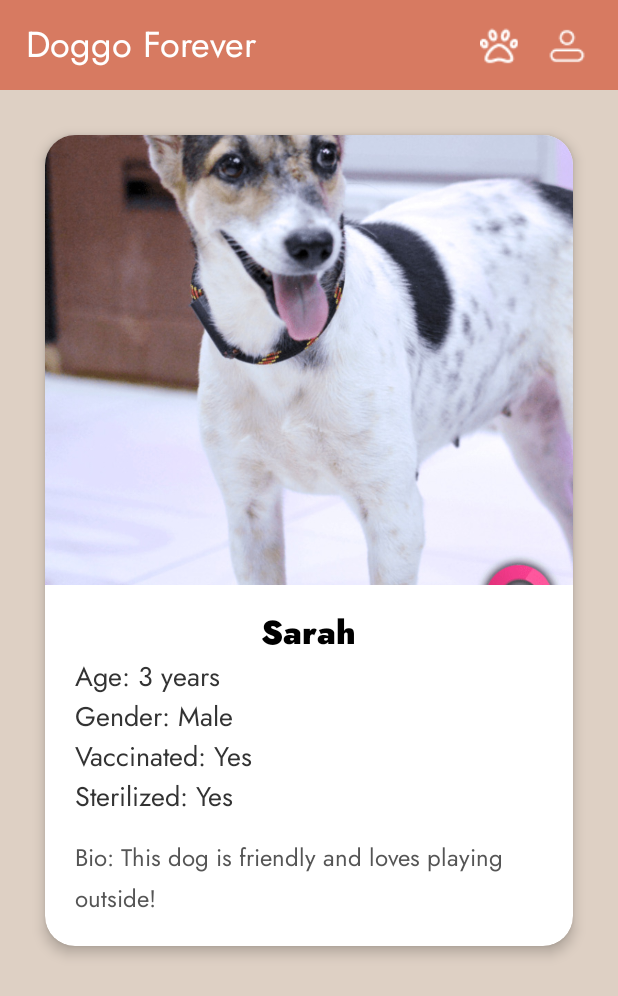
After one commit to rjventu/ITS181-3_Dog-Adoption-App, an Android app: the layout dog_profile_page.xml on its own in the app's theme, with its tools: preview values and no code run, on a phone screen of 412 x 824 dp. The commit adds this screen. Shown: the top 996 px of the screen. Run offline under Robolectric (Android 15) with nearby library versions, the phone set to English and light mode, and no system bars.

Commit message:
+ Dog Adoption Page + Got Dog Data to display, just change from sample to DB + Started on Dog Profile
+ DogAdapter added
+ Dog model added (Ruby change this yaya)

```diff
--- a/app/src/main/AndroidManifest.xml
+++ b/app/src/main/AndroidManifest.xml
@@ -15,8 +15,9 @@
 
         <!--CHANGED TO HOME_PAGE-->
 
+        <!-- CURRENT SET TO TEST HAHA-->
         <activity
-            android:name=".Home_Page"
+            android:name=".DogAdoptionPage"
             android:exported="true">
             <intent-filter>
                 <action android:name="android.intent.action.MAIN" />
--- a/app/src/main/java/com/example/appdev3_project/Home_Page.java
+++ b/app/src/main/java/com/example/appdev3_project/HomePage.java
@@ -8,7 +8,7 @@ import androidx.core.graphics.Insets;
 import androidx.core.view.ViewCompat;
 import androidx.core.view.WindowInsetsCompat;
 
-public class Home_Page extends AppCompatActivity {
+public class HomePage extends AppCompatActivity {
 
     @Override
     protected void onCreate(Bundle savedInstanceState) {
--- /dev/null
+++ b/app/src/main/res/layout/dog_profile_page.xml
@@ -0,0 +1,172 @@
+<?xml version="1.0" encoding="utf-8"?>
+<ScrollView xmlns:android="http://schemas.android.com/apk/res/android"
+    xmlns:app="http://schemas.android.com/apk/res-auto"
+    xmlns:tools="http://schemas.android.com/tools"
+    android:layout_width="match_parent"
+    android:layout_height="match_parent"
+    android:background="#DED0C4">
+
+    <androidx.constraintlayout.widget.ConstraintLayout
+
+        android:id="@+id/home"
+        android:layout_width="match_parent"
+        android:layout_height="match_parent"
+        android:background="#DED0C4"
+        tools:context=".Home_Page">
+
+        <!--NAV BAR-->
+        <TextView
+            android:id="@+id/textView"
+            android:layout_width="match_parent"
+            android:layout_height="60dp"
+            android:background="#D77A61"
+            tools:layout_editor_absoluteX="-1dp"
+            tools:layout_editor_absoluteY="1dp" />
+
+        <TextView
+            android:id="@+id/textView2"
+            android:layout_width="221dp"
+            android:layout_height="36dp"
+            android:layout_marginStart="17dp"
+            android:layout_marginTop="12dp"
+            android:fontFamily="@font/jost"
+            android:text="Doggo Forever"
+            android:textColor="#FFFFFF"
+            android:textSize="24sp"
+            app:layout_constraintStart_toStartOf="parent"
+            app:layout_constraintTop_toTopOf="parent" />
+
+        <ImageButton
+            android:id="@+id/imageButton"
+            android:layout_width="25.45dp"
+            android:layout_height="25.45dp"
+            android:layout_marginTop="18dp"
+            android:layout_marginEnd="16dp"
+            android:backgroundTint="#00FFFFFF"
+            android:clickable="true"
+            android:contextClickable="true"
+            android:src="@drawable/paw"
+            app:layout_constraintEnd_toStartOf="@+id/imageButton2"
+            app:layout_constraintTop_toTopOf="parent" />
+
+        <ImageButton
+            android:id="@+id/imageButton2"
+            android:layout_width="33dp"
+            android:layout_height="33dp"
+            android:layout_gravity="end"
+            android:layout_marginTop="14dp"
+            android:layout_marginEnd="17dp"
+            android:backgroundTint="#00FFFFFF"
+            android:clickable="true"
+            android:contextClickable="true"
+            android:src="@drawable/user"
+            app:layout_constraintEnd_toEndOf="parent"
+            app:layout_constraintTop_toTopOf="parent" />
+
+        <LinearLayout
+            android:layout_width="match_parent"
+            android:layout_height="wrap_content"
+            android:gravity="center"
+            android:orientation="vertical"
+            app:layout_constraintTop_toBottomOf="@+id/textView">
+
+            <!-- DOG CARD -->
+            <androidx.cardview.widget.CardView
+                android:layout_width="match_parent"
+                android:layout_height="wrap_content"
+                android:layout_margin="30dp"
+                android:layout_marginTop="100dp"
+                app:cardBackgroundColor="@android:color/white"
+                app:cardCornerRadius="20dp"
+                app:cardElevation="5dp">
+
+                <LinearLayout
+                    android:layout_width="match_parent"
+                    android:layout_height="wrap_content"
+                    android:orientation="vertical">
+
+                    <!-- DOG IMAGE -->
+                    <ImageView
+                        android:id="@+id/dog_image"
+                        android:layout_width="match_parent"
+                        android:layout_height="300dp"
+                        android:layout_marginBottom="15dp"
+                        android:contentDescription="Dog Image"
+                        android:scaleType="centerCrop"
+                        android:src="@drawable/sara_female_adult" />
+
+                    <!-- DOG DETAILS -->
+                    <TextView
+                        android:id="@+id/dog_name"
+                        android:layout_width="wrap_content"
+                        android:layout_height="wrap_content"
+                        android:layout_gravity="center_horizontal"
+                        android:fontFamily="@font/jost_black"
+                        android:text="Sarah"
+                        android:textColor="@color/black"
+                        android:textSize="22sp"
+                        android:textStyle="bold" />
+
+                    <TextView
+                        android:id="@+id/dog_age"
+                        android:layout_width="wrap_content"
+                        android:layout_height="wrap_content"
+                        android:fontFamily="@font/jost"
+                        android:layout_marginLeft="20dp"
+                        android:text="Age: 3 years"
+                        android:textColor="#333"
+                        android:textSize="18sp" />
+
+                    <TextView
+                        android:id="@+id/dog_gender"
+                        android:layout_width="wrap_content"
+                        android:layout_height="wrap_content"
+                        android:fontFamily="@font/jost"
+                        android:layout_marginLeft="20dp"
+                        android:text="Gender: Male"
+                        android:textColor="#333"
+                        android:textSize="18sp" />
+
+                    <TextView
+                        android:id="@+id/dog_vaccination"
+                        android:layout_width="wrap_content"
+                        android:layout_height="wrap_content"
+                        android:fontFamily="@font/jost"
+                        android:layout_marginLeft="20dp"
+                        android:text="Vaccinated: Yes"
+                        android:textColor="#333"
+                        android:textSize="18sp" />
+
+                    <TextView
+                        android:id="@+id/dog_sterilization"
+                        android:layout_width="wrap_content"
+                        android:layout_height="wrap_content"
+                        android:fontFamily="@font/jost"
+                        android:layout_marginLeft="20dp"
+                        android:text="Sterilized: Yes"
+                        android:textColor="#333"
+                        android:textSize="18sp" />
+
+                    <!-- BIO SECTION INSIDE CARD -->
+                    <TextView
+                        android:id="@+id/dog_bio"
+                        android:layout_width="match_parent"
+                        android:layout_height="wrap_content"
+                        android:layout_marginTop="15dp"
+                        android:elevation="2dp"
+                        android:lineSpacingExtra="4dp"
+                        android:layout_gravity="center_horizontal"
+                        android:paddingLeft="20dp"
+                        android:paddingRight="20dp"
+                        android:paddingBottom="20dp"
+                        android:fontFamily="@font/jost"
+                        android:text="Bio: This dog is friendly and loves playing outside!"
+                        android:textColor="#555"
+                        android:textSize="16sp" />
+                </LinearLayout>
+            </androidx.cardview.widget.CardView>
+        </LinearLayout>
+
+    </androidx.constraintlayout.widget.ConstraintLayout>
+
+</ScrollView>
```
Also changed, not shown: app/src/main/java/com/example/appdev3_project/DogAdoptionPage.java (added, +44 -0 lines), app/src/main/java/com/example/appdev3_project/DogProfilePage.java (added, +47 -0 lines), app/src/main/java/com/example/appdev3_project/adapter/DogAdapter.java (added, +60 -0 lines), app/src/main/java/com/example/appdev3_project/model/Dog.java (added, +29 -0 lines), app/src/main/res/layout/dog_adoption_page.xml (added, +71 -0 lines), app/src/main/res/layout/dog_card.xml (added, +96 -0 lines).
